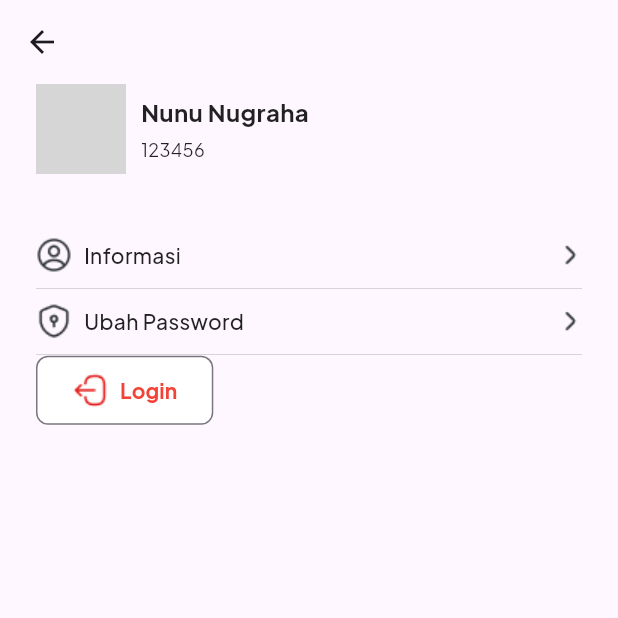
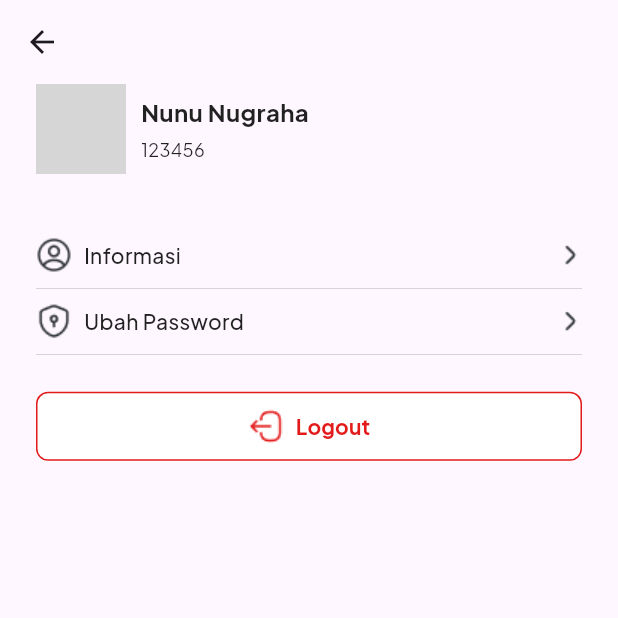
Before and after one commit to nunutech40/komtim_partner, a Flutter app: the ProfilePage screen opened directly, on a phone screen of 412 x 824 dp, the top half of it. Run offline on Flutter 3.47's test engine with Material 2 defaults, Android fonts, the phone set to English and light mode, and no system bars; our stand-ins replace bloc, dartz, equatable, flutter_bloc, get_it, go_router and 3 more; missing offline and left inert: dart:ffi; accounts and stored records are empty; network calls fail; grey boxes are pictures that could not be loaded.

Commit message:
add custom button outline and use it in profile

```diff
--- a/lib/common/styles.dart
+++ b/lib/common/styles.dart
@@ -4,7 +4,7 @@ import 'package:google_fonts/google_fonts.dart';
 const Color primaryColor = Color(0xFF34A853);
 const Color secondaryColor = Color(0xFF309C4D);
 
-const Color error = Color(0xFFE31A1A);
+const Color errorColor = Color(0xFFE31A1A);
 
 class AppTypography {
   static final TextStyle bold16 = TextStyle(
--- a/lib/presentation/pages/home/view/profile_page.dart
+++ b/lib/presentation/pages/home/view/profile_page.dart
@@ -1,3 +1,5 @@
+import 'dart:ffi';
+
 import 'package:flutter/material.dart';
 
 import '../../../widgets/custom_outline_button.dart';
@@ -29,10 +31,16 @@ class ProfilePage extends StatelessWidget {
               leadingIcon: Image.asset('assets/images/ic-security-safe.png'),
               trailingIcon: Image.asset('assets/images/ic-arrow-right.png'),
             ),
-            CustomOutlineButton(
-              text: 'Login',
-              onPressed: () {},
-              icon: Image.asset('assets/images/ic-logout.png'),
+            const SizedBox(
+              height: 24.0,
+            ),
+            SizedBox(
+              width: double.infinity,
+              child: CustomOutlineButton(
+                text: 'Logout',
+                onPressed: () {},
+                icon: Image.asset('assets/images/ic-logout.png'),
+              ),
             ),
           ],
         ),
--- a/lib/presentation/widgets/custom_outline_button.dart
+++ b/lib/presentation/widgets/custom_outline_button.dart
@@ -1,4 +1,5 @@
 import 'package:flutter/material.dart';
+import 'package:komtim_partner/common/styles.dart';
 
 class CustomOutlineButton extends StatelessWidget {
   final String text;
@@ -20,17 +21,17 @@ class CustomOutlineButton extends StatelessWidget {
       label: Text(
         text,
         style: const TextStyle(
-          color: Colors.red,
+          color: errorColor,
           fontSize: 14,
           fontWeight: FontWeight.bold,
         ),
       ),
       style: OutlinedButton.styleFrom(
         backgroundColor: Colors.white,
-        primary: Colors.red, // This sets the text color and icon color
+        foregroundColor: errorColor, // This sets the text color and icon color
+        side: BorderSide(color: errorColor, width: 1.0),
         shape: RoundedRectangleBorder(
           borderRadius: BorderRadius.circular(8.0),
-          side: BorderSide(color: Colors.red, width: 2), // Add the border here
         ),
         padding: const EdgeInsets.symmetric(vertical: 11.0, horizontal: 24.0),
       ),
```
